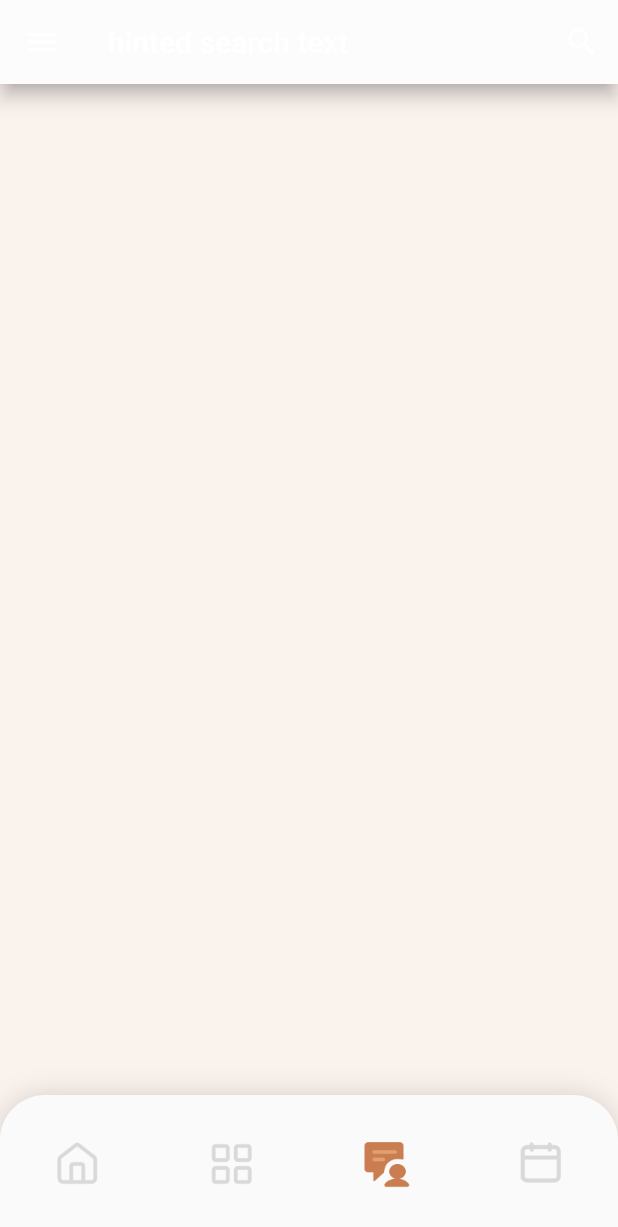
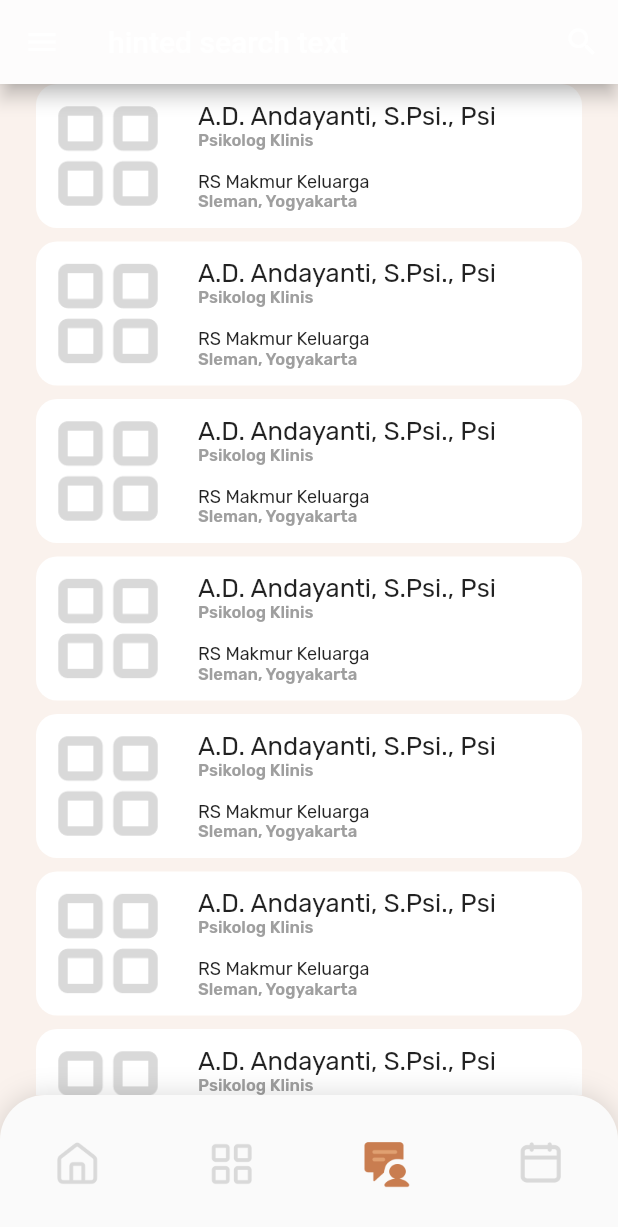
Before and after one commit to Zem-Jos/calico, a Flutter app: the screen it shows once a user with an empty profile is signed in, item 3 of the bottom bar chosen, on a phone screen of 412 x 824 dp. Shown: the top 1227 px of the screen. Run offline on Flutter 3.47's test engine with Material 2 defaults, Android fonts, the phone set to English and light mode, and no system bars; drawn by our look-alikes of easy_search_bar; our stand-ins replace cloud_firestore, firebase_auth, firebase_core, get, google_fonts; accounts and stored records are empty.

Commit message:
create expert info card

```diff
--- a/lib/views/expert_screen.dart
+++ b/lib/views/expert_screen.dart
@@ -1,4 +1,5 @@
 import 'package:calico/theme.dart';
+import 'package:calico/widgets/expert_card.dart';
 import 'package:calico/widgets/navigation_bar.dart';
 import 'package:easy_search_bar/easy_search_bar.dart';
 import 'package:flutter/material.dart';
@@ -27,19 +28,16 @@ class _ExpertScreenState extends State<ExpertScreen> {
           backgroundColor: Color(0xffFDFCFC),
           title: Text('hinted search text'),
           onSearch: (value) => setState(() => searchValue = value)),
-      // drawer: Drawer(
-      //     child: ListView(padding: EdgeInsets.zero, children: [
-      //   const DrawerHeader(
-      //     decoration: BoxDecoration(
-      //       color: Color(0xffE0A071),
-      //     ),
-      //     child: Text('Drawer Header'),
-      //   ),
-      //   ListTile(
-      //       title: const Text('Item 1'), onTap: () => Navigator.pop(context)),
-      //   ListTile(
-      //       title: const Text('Item 2'), onTap: () => Navigator.pop(context))
-      // ])),
+      body: SafeArea(
+        child: Padding(
+          padding: const EdgeInsets.symmetric(horizontal: 24.0),
+          child: ListView.builder(
+              itemCount: 10,
+              itemBuilder: (context, index) {
+                return ExpertCard();
+              }),
+        ),
+      ),
       drawer: Container(
         width: MediaQuery.of(context).size.width * 0.8,
         height: MediaQuery.of(context).size.height,
--- /dev/null
+++ b/lib/widgets/expert_card.dart
@@ -0,0 +1,76 @@
+import 'package:flutter/material.dart';
+import 'package:google_fonts/google_fonts.dart';
+
+class ExpertCard extends StatelessWidget {
+  const ExpertCard({super.key});
+
+  @override
+  Widget build(BuildContext context) {
+    return Padding(
+      padding: const EdgeInsets.only(bottom: 9.0),
+      child: Container(
+        decoration: BoxDecoration(
+          borderRadius: BorderRadius.circular(14),
+          color: Colors.white,
+        ),
+        child: Padding(
+          padding: const EdgeInsets.all(8.0),
+          child: Row(children: [
+            Image.asset(
+              'assets/images/icon/activities.png',
+              width: 80,
+            ),
+            SizedBox(
+              width: 20,
+            ),
+            Column(
+              crossAxisAlignment: CrossAxisAlignment.start,
+              children: [
+                Column(
+                  mainAxisAlignment: MainAxisAlignment.spaceBetween,
+                  crossAxisAlignment: CrossAxisAlignment.start,
+                  children: [
+                    Text(
+                      'A.D. Andayanti, S.Psi., Psi',
+                      style: GoogleFonts.rubik(
+                        fontSize: 17,
+                      ),
+                    ),
+                    Text(
+                      'Psikolog Klinis',
+                      style: GoogleFonts.rubik(
+                          fontSize: 11,
+                          color: Color(0xff9F9F9F),
+                          fontWeight: FontWeight.w600),
+                    ),
+                  ],
+                ),
+                SizedBox(
+                  height: 14,
+                ),
+                Column(
+                  crossAxisAlignment: CrossAxisAlignment.start,
+                  children: [
+                    Text(
+                      'RS Makmur Keluarga ',
+                      style: GoogleFonts.rubik(
+                        fontSize: 12,
+                      ),
+                    ),
+                    Text(
+                      'Sleman, Yogyakarta',
+                      style: GoogleFonts.rubik(
+                          fontSize: 11,
+                          color: Color(0xff9F9F9F),
+                          fontWeight: FontWeight.w600),
+                    ),
+                  ],
+                ),
+              ],
+            )
+          ]),
+        ),
+      ),
+    );
+  }
+}
```
